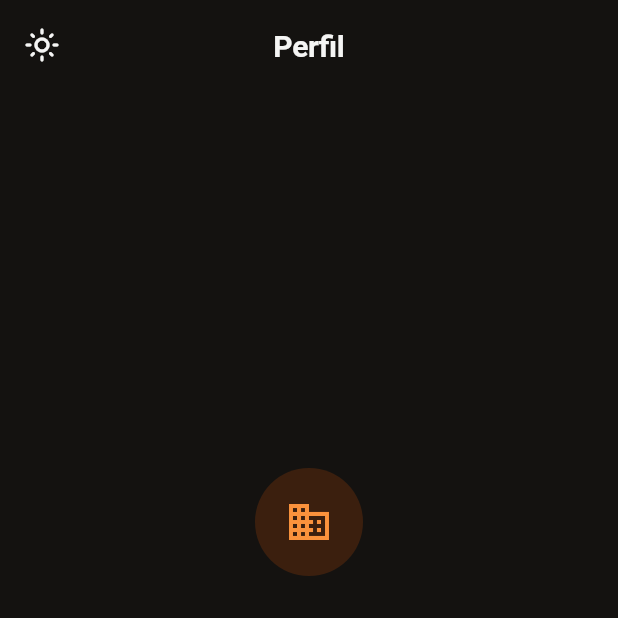
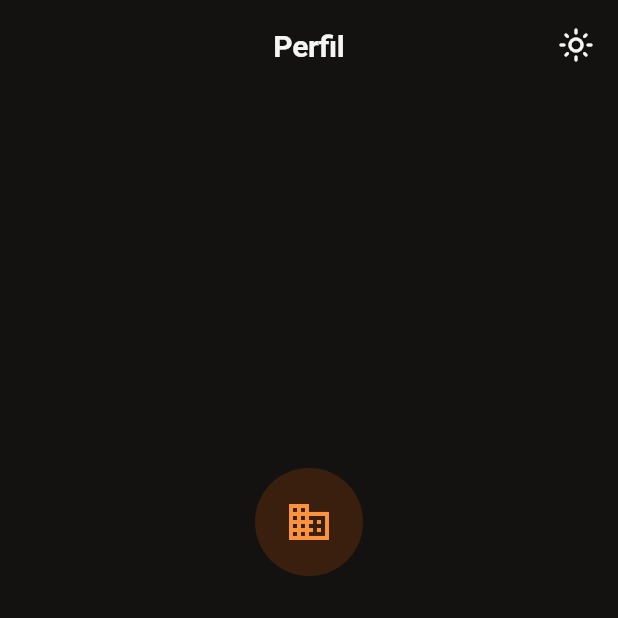
Before and after one commit to sgallardov/Adoptify, a Flutter app: the FoundationProfileScreen screen opened by its route, after a tap on the "dark mode" icon, on a phone screen of 412 x 824 dp, the top half of it. Run offline on Flutter 3.47's test engine with Material 3 defaults, Android fonts, the phone set to English and light mode, and no system bars; our stand-ins replace flutter_map, flutter_secure_storage, geolocator, go_router, image_picker, latlong2 and 1 more; accounts and stored records are empty.

Commit message:
fix(app): mover el botón de modo claro y oscuro a la derecha del Perfil de fundación

```diff
--- a/Fase 2/adoptify_app/lib/features/foundation_profile/foundation_profile_screen.dart
+++ b/Fase 2/adoptify_app/lib/features/foundation_profile/foundation_profile_screen.dart
@@ -7,7 +7,7 @@ import '../../shared/widgets/content_width.dart';
 import '../auth/auth_controller.dart';
 
 // Pestaña derecha de la vista de fundación. El perfil completo está pendiente; por ahora muestra quién
-// inició sesión, deja cambiar entre modo claro y oscuro (luna / sol, arriba a la izquierda) y cerrar sesión
+// inició sesión, deja cambiar entre modo claro y oscuro (luna / sol, arriba a la derecha) y cerrar sesión
 // (sin eso, una cuenta de fundación no podría salir de la app).
 class FoundationProfileScreen extends StatelessWidget {
   const FoundationProfileScreen({super.key});
@@ -19,7 +19,7 @@ class FoundationProfileScreen extends StatelessWidget {
     final textTheme = Theme.of(context).textTheme;
 
     return Scaffold(
-      appBar: AppBar(title: const Text('Perfil'), leading: const _ThemeToggle()),
+      appBar: AppBar(title: const Text('Perfil'), actions: const [_ThemeToggle(), SizedBox(width: AdoptifySpacing.xs)]),
       body: ContentWidth(
         child: Column(
           children: [
```
Also changed, not shown: 2 other files.
